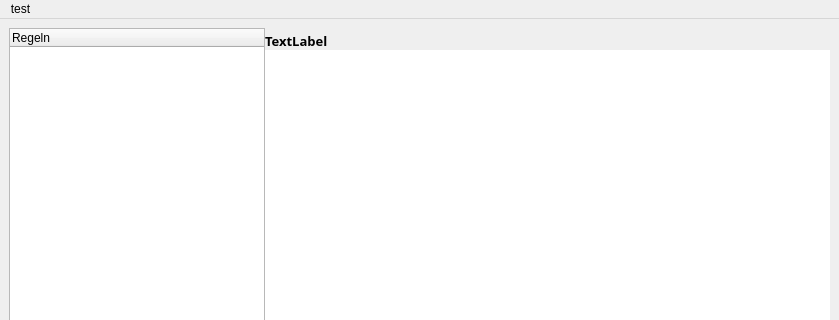
This is Graphics/Design.ui in c-mellueh/MVD2OWL as Qt 5 draws it before an edit; both pictures show x 0 to 839 and y 0 to 320 of the 839 by 574 pixel window. The edited form follows.
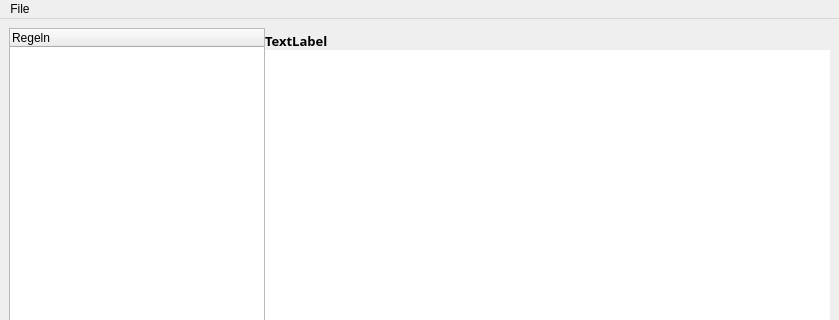
This is the edited form.

Commit message: add menu bar

Diff of the .ui file:
```diff
--- a/Graphics/Design.ui
+++ b/Graphics/Design.ui
@@ -110,7 +110,7 @@
    </property>
    <widget class="QMenu" name="menutest">
     <property name="title">
-     <string>test</string>
+     <string>File</string>
     </property>
     <addaction name="separator"/>
     <addaction name="separator"/>
```
Left out of the diff: 14 changed lines with no effect on the pictures.
